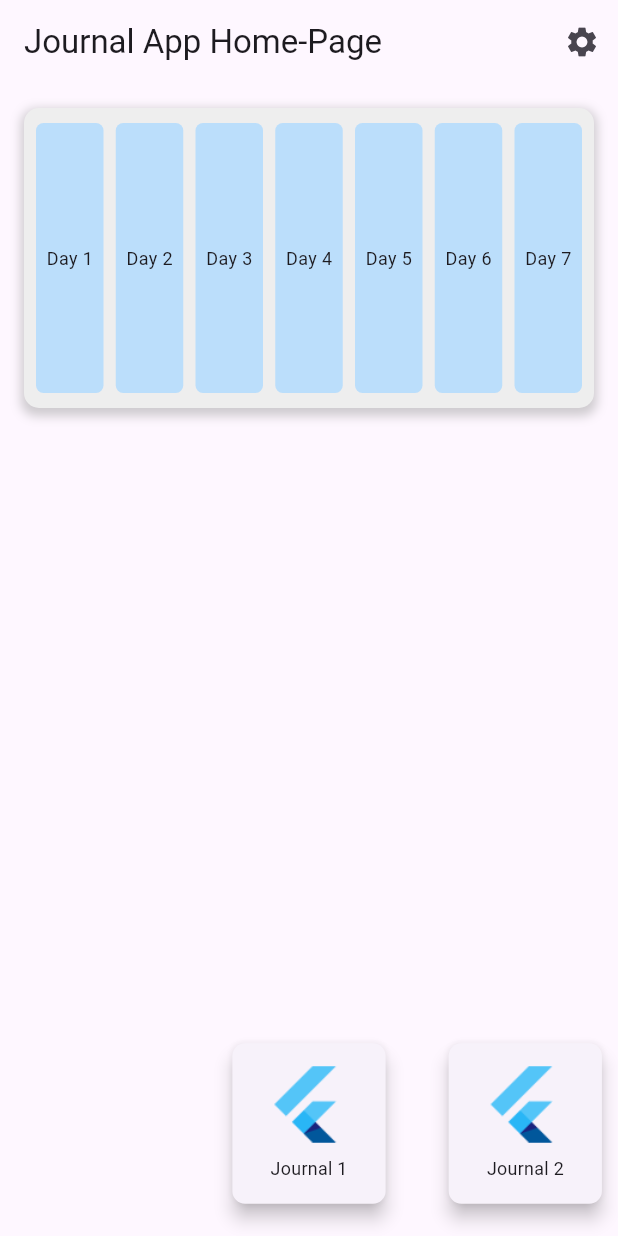
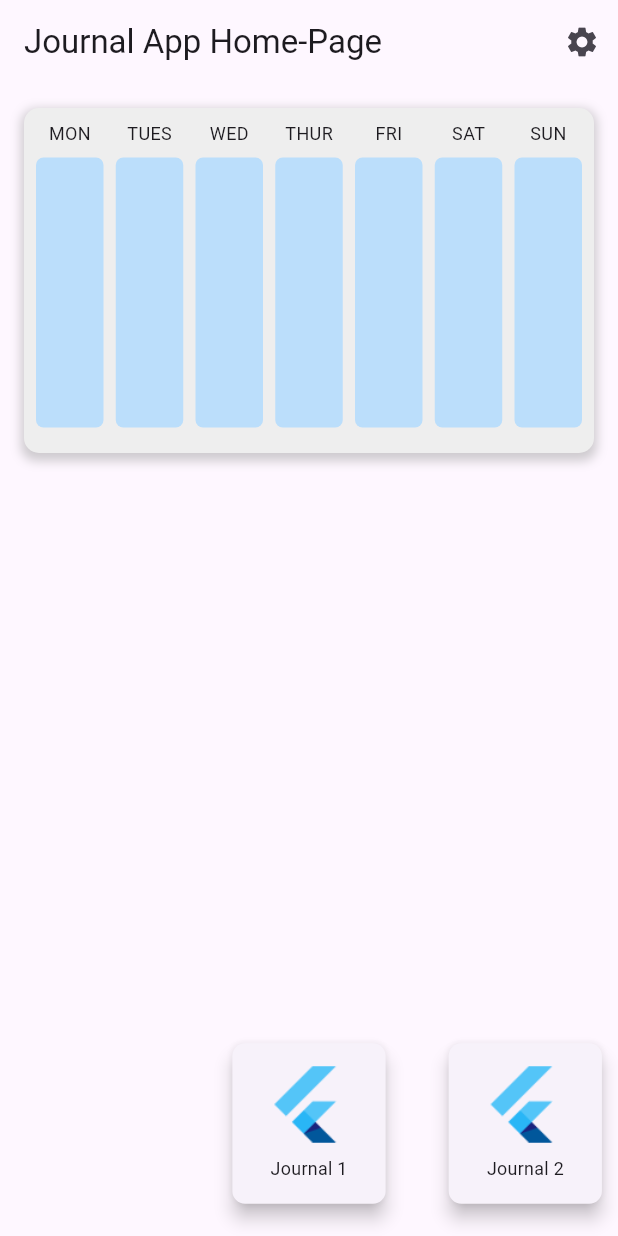
Before and after one commit to SevanCSUN/Journal-Project, a Flutter app: the screen it shows after launch, on a phone screen of 412 x 824 dp. Run offline on Flutter 3.47's test engine with Material 3 defaults, Android fonts, the phone set to English and light mode, and no system bars; our stand-ins replace device_preview; generated files the repository leaves out were written again.

Commit message:
Updated weekly view.

```diff
--- a/journal_project/lib/src/sample_feature/sample_item_list_view.dart
+++ b/journal_project/lib/src/sample_feature/sample_item_list_view.dart
@@ -40,7 +40,7 @@ class _SampleItemListViewState extends State<SampleItemListView> {
           Padding(
             padding: const EdgeInsets.all(16.0),
             child: Container(
-              height: 200, // Height for the container
+              height: 230, // Height for the container
               decoration: BoxDecoration(
                 color: Colors.grey.shade200, // background color
                 borderRadius: BorderRadius.circular(10),
@@ -55,24 +55,34 @@ class _SampleItemListViewState extends State<SampleItemListView> {
               ),
               child: Padding(
                 padding: const EdgeInsets.all(8.0), // Add padding inside the container
-                child: Row(
-                  mainAxisAlignment: MainAxisAlignment.spaceBetween, // Even spacing between rectangles
+                child: Column(
+                  children: [
+                    Row(
+                      mainAxisAlignment: MainAxisAlignment.spaceBetween, // Even spacing between labels
                       children: List.generate(7, (index) {
+                        final days = ['MON', 'TUES', 'WED', 'THUR', 'FRI', 'SAT', 'SUN'];
                         return Container(
-                      width: 45, //  width for each rectangle
+                          width: 45, // width for each container
+                          child: Column(
+                            children: [
+                              Text(
+                                days[index], // text for each day
+                                style: const TextStyle(fontSize: 12),
+                              ),
+                              const SizedBox(height: 8), // Space between label and rectangle
+                              Container(
                                 height: 180, // Height of each rectangle
                                 decoration: BoxDecoration(
                                   color: Colors.blue.shade100, // Placeholder color for the rectangles
                                   borderRadius: BorderRadius.circular(5),
                                 ),
-                      child: Center(
-                        child: Text(
-                          'Day ${index + 1}', // Placeholder text for the day
-                          style: const TextStyle(fontSize: 12),
                               ),
+                            ],
                           ),
                         );
                       }),
+                    ),
+                  ],
                 ),
               ),
             ),
```
Lines whose indentation alone changed are shown as unchanged.
